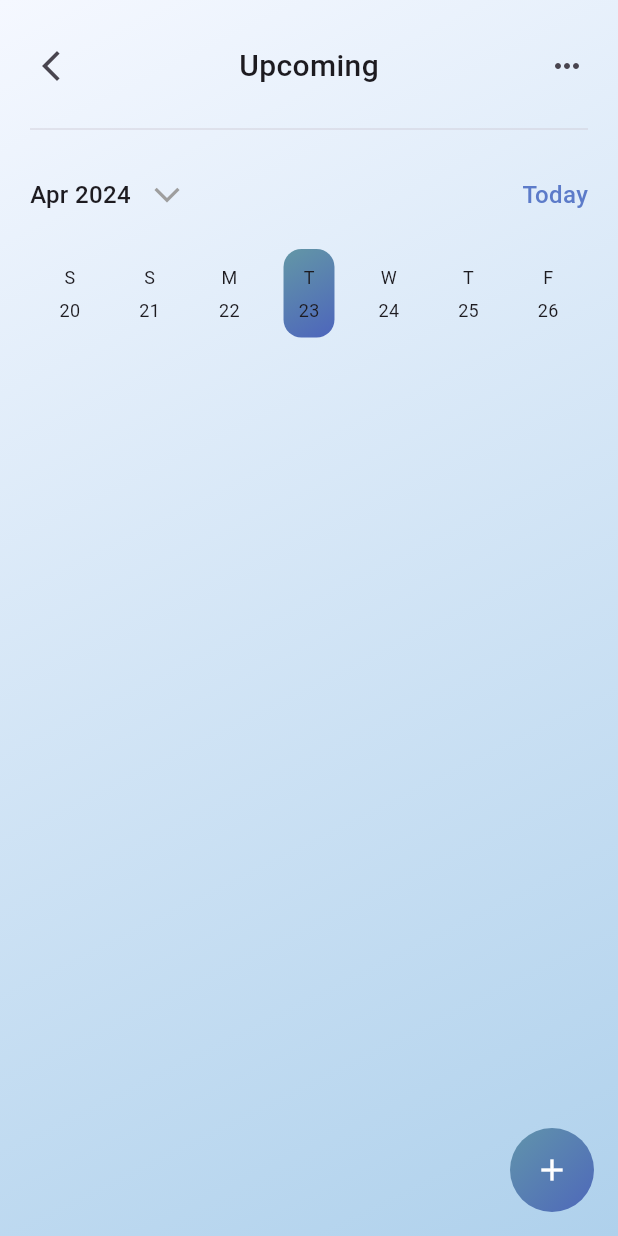
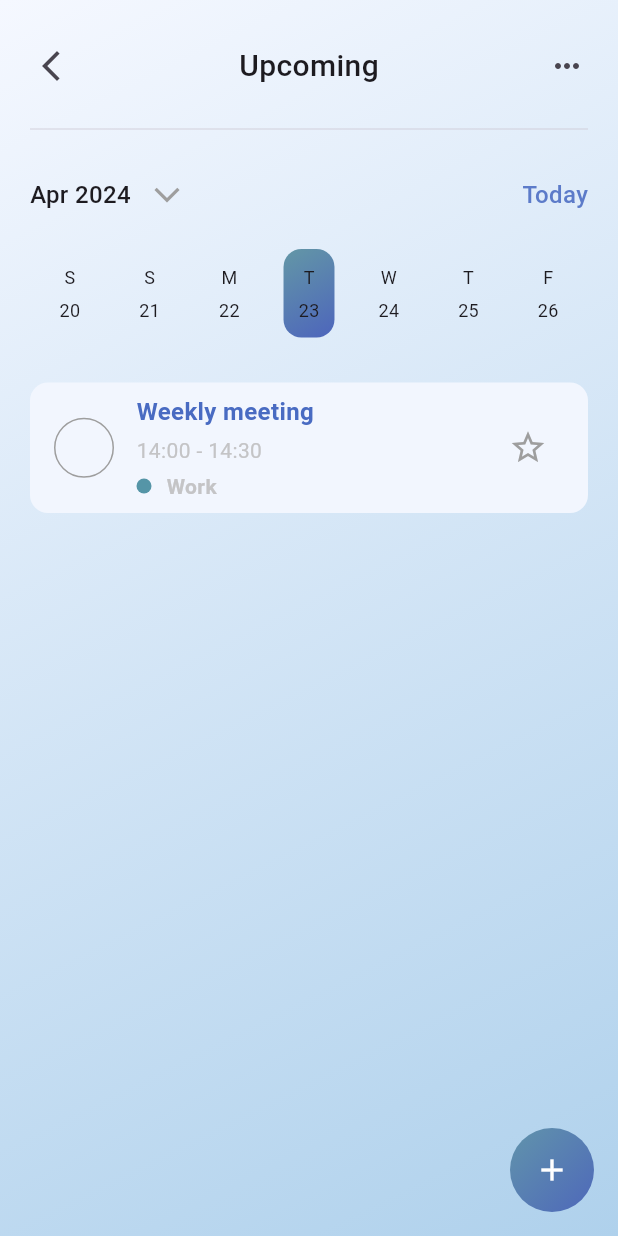
Before and after one commit to George-Samir88/TEKNOSOFT, a Flutter app: the UpcomingView screen opened directly, on a phone screen of 412 x 824 dp. Run offline on Flutter 3.47's test engine with Material 3 defaults, Android fonts, the phone set to English and light mode, and no system bars.

Commit message:
build upcoming tasks item

```diff
--- /dev/null
+++ b/lib/features/home/presentation/views/widgets/upcoming_tasks_item.dart
@@ -0,0 +1,88 @@
+import 'package:flutter/material.dart';
+
+class UpcomingTasksItem extends StatelessWidget {
+  const UpcomingTasksItem({super.key});
+
+  @override
+  Widget build(BuildContext context) {
+    return Container(
+      padding: const EdgeInsets.symmetric(horizontal: 16, vertical: 8),
+      decoration: BoxDecoration(
+          color: const Color(0xffF2F6FE),
+          borderRadius: BorderRadius.circular(12)),
+      child: Row(
+        children: [
+          Container(
+            width: 40,
+            height: 40,
+            decoration: BoxDecoration(
+              shape: BoxShape.circle,
+              border: Border.all(color: Colors.grey),
+            ),
+          ),
+          const SizedBox(
+            width: 15,
+          ),
+          Column(
+            crossAxisAlignment: CrossAxisAlignment.start,
+            children: [
+              const Text(
+                'Weekly meeting',
+                style: TextStyle(
+                  color: Color(0xff496BC2),
+                  fontSize: 16,
+                  fontWeight: FontWeight.w600,
+                ),
+              ),
+              const SizedBox(
+                height: 4,
+              ),
+              const Text(
+                '14:00 - 14:30',
+                style: TextStyle(
+                  color: Color(0xffC4C4C6),
+                  fontSize: 14,
+                ),
+              ),
+              const SizedBox(
+                height: 4,
+              ),
+              Row(
+                children: [
+                  Container(
+                    height: 10,
+                    width: 10,
+                    decoration: const BoxDecoration(
+                      color: Color(0xff5595A7),
+                      shape: BoxShape.circle,
+                    ),
+                  ),
+                  const SizedBox(
+                    width: 10,
+                  ),
+                  const Text(
+                    'Work',
+                    style: TextStyle(
+                      color: Color(0xffC4C4C6),
+                      fontWeight: FontWeight.w600,
+                      fontSize: 14,
+                    ),
+                  ),
+                ],
+              ),
+            ],
+          ),
+          const Spacer(),
+          IconButton(
+            onPressed: () {},
+            icon: const Icon(
+              Icons.star_border,
+              size: 26,
+              color: Colors.grey,
+            ),
+          ),
+        ],
+      ),
+    );
+  }
+}
--- a/lib/features/home/presentation/views/widgets/upcoming_view_body.dart
+++ b/lib/features/home/presentation/views/widgets/upcoming_view_body.dart
@@ -2,6 +2,7 @@ import 'package:flutter/material.dart';
 import 'package:to_do_list_teknosoft/features/home/presentation/views/widgets/calendar_header.dart';
 import 'package:to_do_list_teknosoft/features/home/presentation/views/widgets/calendar_seven_days_view.dart';
 import 'package:to_do_list_teknosoft/features/home/presentation/views/widgets/custom_background.dart';
+import 'package:to_do_list_teknosoft/features/home/presentation/views/widgets/upcoming_tasks_item.dart';
 
 import 'custom_upcoming_appBar.dart';
 
@@ -39,6 +40,10 @@ class UpcomingViewBody extends StatelessWidget {
                   height: 12,
                 ),
                 CalendarSevenDaysView(),
+                SizedBox(
+                  height: 30,
+                ),
+                UpcomingTasksItem(),
               ],
             ),
           ),
```
